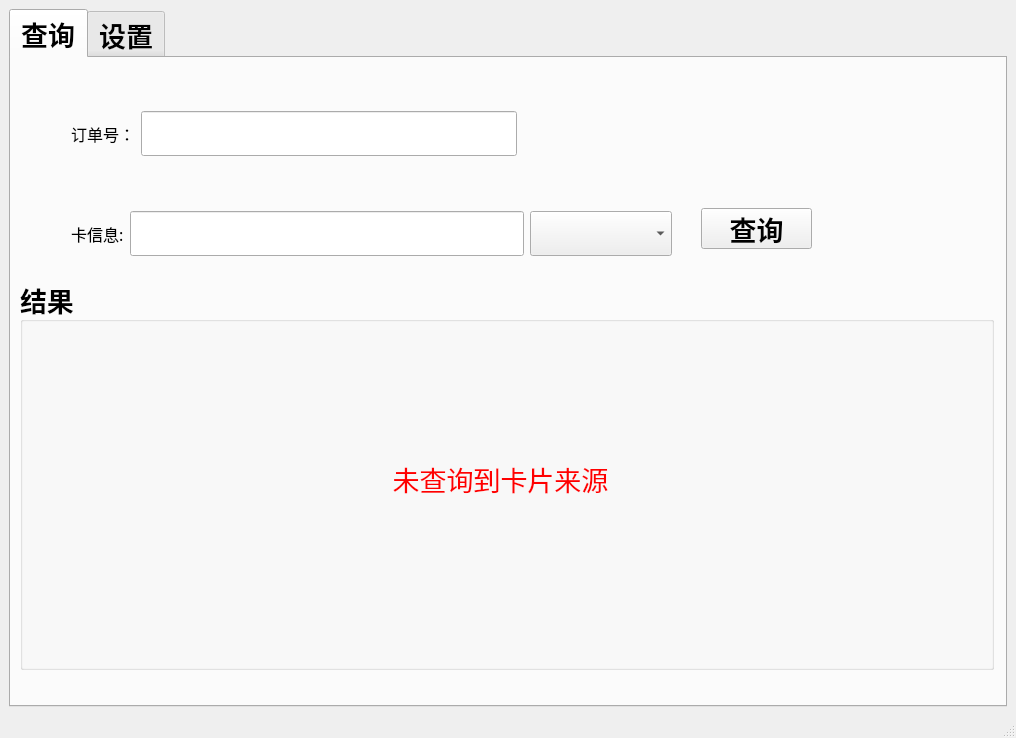
First picture: the form in res/ui/main_window.ui, repository zelviner/CardInfo, before the edit.
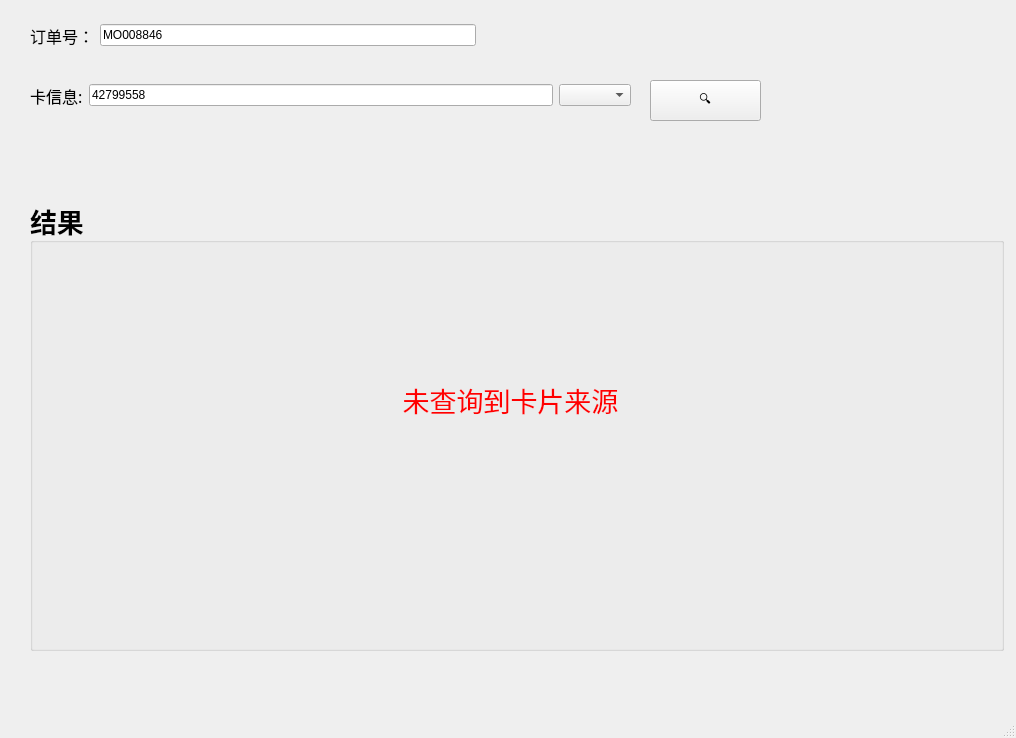
Second picture: the form after the edit.

What changed in the file:
```diff
--- a/res/ui/main_window.ui
+++ b/res/ui/main_window.ui
@@ -14,31 +14,97 @@
    <string>MainWindow</string>
   </property>
   <widget class="QWidget" name="centralwidget">
-   <layout class="QHBoxLayout" name="horizontalLayout_3">
+   <widget class="QWidget" name="layoutWidget">
+    <property name="geometry">
+     <rect>
+      <x>30</x>
+      <y>10</y>
+      <width>446</width>
+      <height>51</height>
+     </rect>
+    </property>
+    <layout class="QHBoxLayout" name="horizontalLayout_2">
     <item>
-     <widget class="QTabWidget" name="tabWidget">
+      <widget class="QLabel" name="label_3">
       <property name="font">
        <font>
         <family>微软雅黑</family>
-        <pointsize>20</pointsize>
-        <weight>75</weight>
-        <bold>true</bold>
-       </font>
-      </property>
-      <property name="currentIndex">
-       <number>0</number>
-      </property>
-      <widget class="QWidget" name="find_tab">
-       <attribute name="title">
-        <string>查询</string>
-       </attribute>
+         <pointsize>12</pointsize>
+         <weight>50</weight>
+         <bold>false</bold>
+        </font>
+       </property>
+       <property name="text">
+        <string>订单号：</string>
+       </property>
+      </widget>
+     </item>
+     <item>
+      <widget class="QLineEdit" name="order_id_line">
+       <property name="text">
+        <string>MO008846</string>
+       </property>
+      </widget>
+     </item>
+    </layout>
+   </widget>
+   <widget class="QWidget" name="layoutWidget">
+    <property name="geometry">
+     <rect>
+      <x>30</x>
+      <y>70</y>
+      <width>601</width>
+      <height>51</height>
+     </rect>
+    </property>
+    <layout class="QHBoxLayout" name="horizontalLayout">
+     <item>
+      <widget class="QLabel" name="label">
+       <property name="font">
+        <font>
+         <family>微软雅黑</family>
+         <pointsize>12</pointsize>
+         <weight>50</weight>
+         <bold>false</bold>
+        </font>
+       </property>
+       <property name="text">
+        <string>卡信息:</string>
+       </property>
+      </widget>
+     </item>
+     <item>
+      <widget class="QLineEdit" name="card_info_line">
+       <property name="text">
+        <string>42799558</string>
+       </property>
+      </widget>
+     </item>
+     <item>
+      <widget class="QComboBox" name="type_box"/>
+     </item>
+    </layout>
+   </widget>
+   <widget class="QPushButton" name="query_btn">
+    <property name="geometry">
+     <rect>
+      <x>650</x>
+      <y>80</y>
+      <width>111</width>
+      <height>41</height>
+     </rect>
+    </property>
+    <property name="text">
+     <string>🔍</string>
+    </property>
+   </widget>
        <widget class="QGroupBox" name="groupBox_2">
         <property name="geometry">
          <rect>
-          <x>9</x>
-          <y>221</y>
+      <x>30</x>
+      <y>200</y>
           <width>974</width>
-          <height>391</height>
+      <height>451</height>
          </rect>
         </property>
         <property name="font">
@@ -80,91 +146,6 @@
          </property>
         </widget>
        </widget>
-       <widget class="QWidget" name="layoutWidget">
-        <property name="geometry">
-         <rect>
-          <x>60</x>
-          <y>50</y>
-          <width>446</width>
-          <height>51</height>
-         </rect>
-        </property>
-        <layout class="QHBoxLayout" name="horizontalLayout_2">
-         <item>
-          <widget class="QLabel" name="label_3">
-           <property name="font">
-            <font>
-             <family>微软雅黑</family>
-             <pointsize>12</pointsize>
-             <weight>50</weight>
-             <bold>false</bold>
-            </font>
-           </property>
-           <property name="text">
-            <string>订单号：</string>
-           </property>
-          </widget>
-         </item>
-         <item>
-          <widget class="QLineEdit" name="order_id_line"/>
-         </item>
-        </layout>
-       </widget>
-       <widget class="QWidget" name="layoutWidget">
-        <property name="geometry">
-         <rect>
-          <x>60</x>
-          <y>150</y>
-          <width>601</width>
-          <height>51</height>
-         </rect>
-        </property>
-        <layout class="QHBoxLayout" name="horizontalLayout">
-         <item>
-          <widget class="QLabel" name="label">
-           <property name="font">
-            <font>
-             <family>微软雅黑</family>
-             <pointsize>12</pointsize>
-             <weight>50</weight>
-             <bold>false</bold>
-            </font>
-           </property>
-           <property name="text">
-            <string>卡信息:</string>
-           </property>
-          </widget>
-         </item>
-         <item>
-          <widget class="QLineEdit" name="card_info_line"/>
-         </item>
-         <item>
-          <widget class="QComboBox" name="type_box"/>
-         </item>
-        </layout>
-       </widget>
-       <widget class="QPushButton" name="query_btn">
-        <property name="geometry">
-         <rect>
-          <x>690</x>
-          <y>150</y>
-          <width>111</width>
-          <height>41</height>
-         </rect>
-        </property>
-        <property name="text">
-         <string>查询</string>
-        </property>
-       </widget>
-      </widget>
-      <widget class="QWidget" name="setting_tab">
-       <attribute name="title">
-        <string>设置</string>
-       </attribute>
-      </widget>
-     </widget>
-    </item>
-   </layout>
   </widget>
   <widget class="QMenuBar" name="menubar">
    <property name="geometry">
```
Lines whose indentation alone changed are shown as unchanged.
